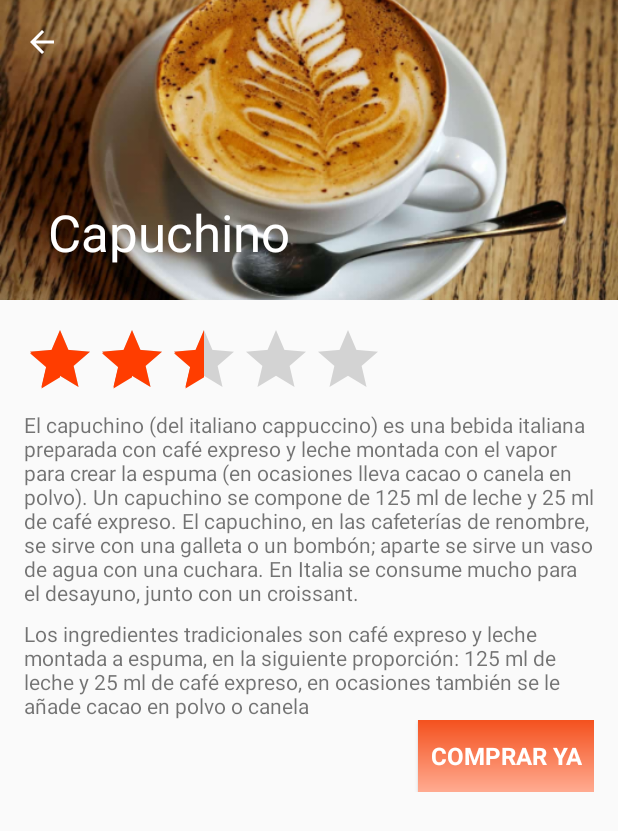
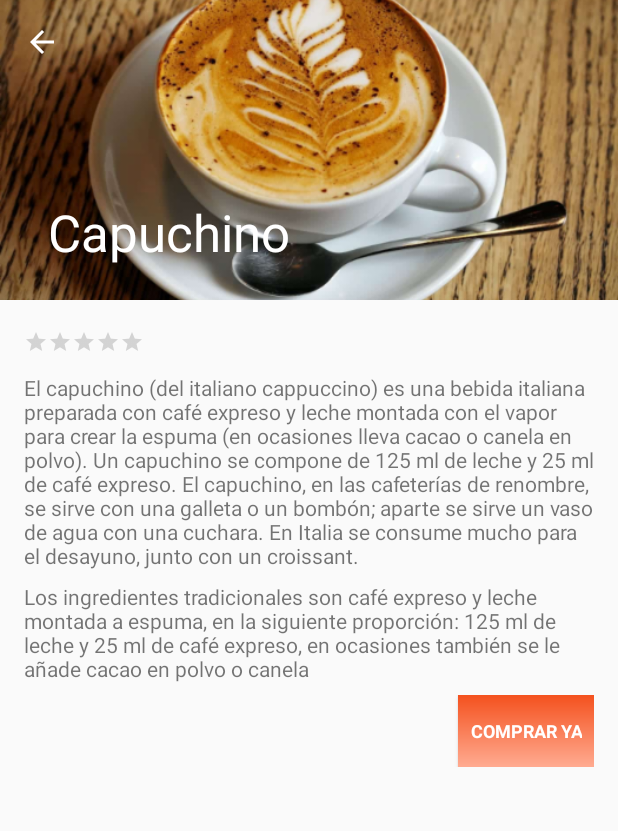
Before and after one commit to ESAlbertoMejia/CrafterAppBetaVersion, an Android app: the CapuchinoActivity screen opened directly, with no data from a screen before it, on a phone screen of 412 x 824 dp. Shown: the top 831 px of the screen. Run offline under Robolectric (Android 15) with nearby library versions, the phone set to English and light mode, and no system bars.

Commit message:
Modificacion de la actividad capuchino, en xml implementacion del boton comprar

```diff
--- a/app/src/main/java/com/esamdevelopers/gamej/crafterapp/CapuchinoActivity.java
+++ b/app/src/main/java/com/esamdevelopers/gamej/crafterapp/CapuchinoActivity.java
@@ -3,8 +3,11 @@ package com.esamdevelopers.gamej.crafterapp;
 import android.support.v7.app.AppCompatActivity;
 import android.os.Bundle;
 import android.support.v7.widget.Toolbar;
+import android.view.View;
+import android.widget.Button;
 import android.widget.RatingBar;
 import android.widget.TextView;
+import android.widget.Toast;
 
 @SuppressWarnings("ALL")
 public class CapuchinoActivity extends AppCompatActivity {
@@ -21,11 +24,12 @@ public class CapuchinoActivity extends AppCompatActivity {
 
         RatingBar ratingBar = (RatingBar) findViewById(R.id.ratingBar);
         TextView ratingResult = (TextView) findViewById(R.id.result_rating);
-
-        int rating = (int) ratingBar.getRating();
-
-        if (ratingBar != null){
-            ratingResult.setText(rating);
-        }
+        Button shop = (Button) findViewById(R.id.shop_capuchino);
+        shop.setOnClickListener(new View.OnClickListener() {
+            @Override
+            public void onClick(View view) {
+                Toast.makeText(CapuchinoActivity.this, "Ha comprado este articulo", Toast.LENGTH_SHORT).show();
+            }
+        });
     }
 }
--- a/app/src/main/res/layout/content_capuchino.xml
+++ b/app/src/main/res/layout/content_capuchino.xml
@@ -10,6 +10,17 @@
     tools:context=".CapuchinoActivity"
     tools:showIn="@layout/activity_capuchino">
 
+    <ScrollView
+        android:layout_width="match_parent"
+        android:layout_height="match_parent"
+        android:clipToPadding="true"
+        android:scrollbars="vertical">
+
+        <LinearLayout
+            android:layout_width="match_parent"
+            android:layout_height="wrap_content"
+            android:orientation="vertical" >
+
             <LinearLayout
                 android:layout_width="match_parent"
                 android:layout_height="wrap_content"
@@ -19,11 +30,12 @@
                     android:layout_width="match_parent"
                     android:layout_height="wrap_content"
                     android:gravity="center_vertical"
-            android:orientation="horizontal">
+                    android:orientation="horizontal"
+                    android:layout_marginBottom="8dp">
 
                     <RatingBar
                         android:id="@+id/ratingBar"
-                style="@style/AppTheme.MyRatingStyle"
+                        style="@style/Base.Widget.AppCompat.RatingBar.Small"
                         android:layout_width="wrap_content"
                         android:layout_height="wrap_content" />
 
@@ -52,9 +64,11 @@
             <LinearLayout
                 android:layout_width="match_parent"
                 android:layout_height="wrap_content"
-        android:orientation="vertical">
+                android:orientation="vertical"
+                android:layout_marginTop="8dp">
 
                 <Button
+                    android:id="@+id/shop_capuchino"
                     style="@style/AppTheme.ButtonShop"
                     android:layout_width="wrap_content"
                     android:layout_height="wrap_content"
@@ -65,3 +79,7 @@
             </LinearLayout>
 
         </LinearLayout>
+
+    </ScrollView>
+
+</LinearLayout>
--- a/app/src/main/res/values/styles.xml
+++ b/app/src/main/res/values/styles.xml
@@ -32,7 +32,7 @@
         <item name="android:background">@drawable/bg_btn_shop</item>
         <item name="android:textColor">@android:color/white</item>
         <item name="android:textAllCaps">true</item>
-        <item name="android:textSize">16sp</item>
+        <item name="android:textSize">12sp</item>
         <item name="android:textStyle">bold</item>
     </style>
 
```
Lines whose indentation alone changed are shown as unchanged.
